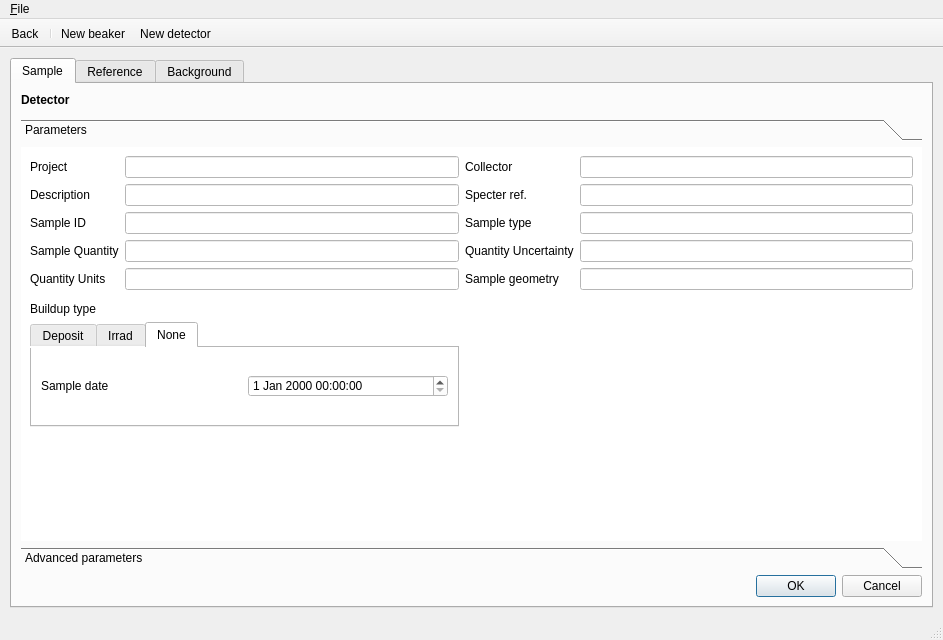
First picture: the form in nailab.ui, repository bytting/nailab, before the edit.
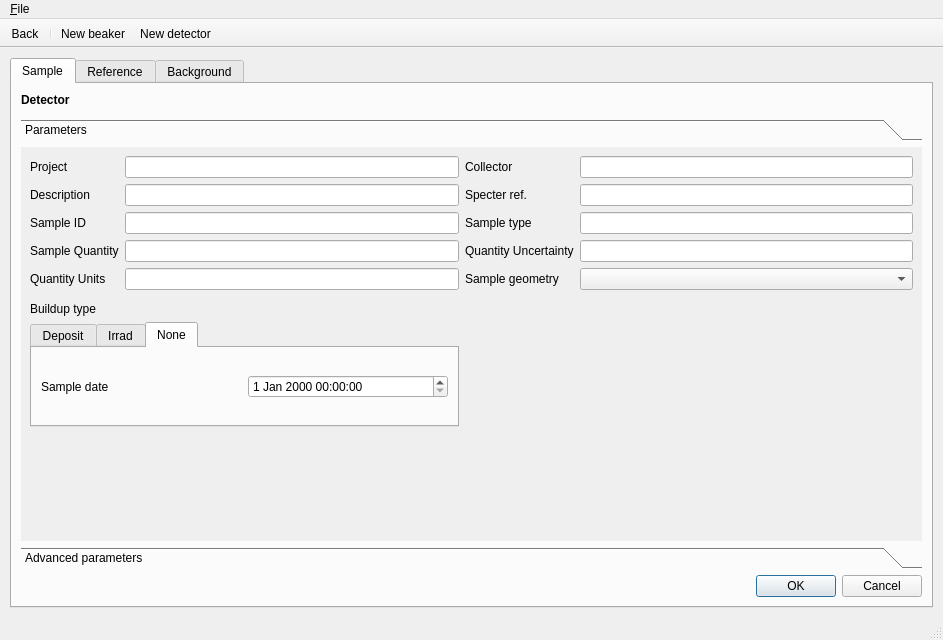
Second picture: the form after the edit. The open tabs and pages were chosen to show the change. Icons and pictures are not drawn.

```diff
--- a/nailab.ui
+++ b/nailab.ui
@@ -96,6 +96,9 @@
        </layout>
       </widget>
       <widget class="QWidget" name="pageInput">
+       <property name="styleSheet">
+        <string notr="true"/>
+       </property>
        <layout class="QVBoxLayout" name="verticalLayout_6">
         <item>
          <widget class="QTabWidget" name="tabsInput">
@@ -109,6 +112,9 @@
            <property name="accessibleName">
             <string/>
            </property>
+           <property name="styleSheet">
+            <string notr="true"/>
+           </property>
            <attribute name="title">
             <string>Sample</string>
            </attribute>
@@ -170,7 +176,7 @@
                 </font>
                </property>
                <property name="styleSheet">
-                <string notr="true">background: rgb(255, 255, 255)</string>
+                <string notr="true"/>
                </property>
                <attribute name="label">
                 <string>Parameters</string>
@@ -302,13 +308,6 @@
                   </property>
                  </widget>
                 </item>
-                <item row="4" column="3">
-                 <widget class="QLineEdit" name="tbInputSampleSampleGeometry">
-                  <property name="maxLength">
-                   <number>15</number>
-                  </property>
-                 </widget>
-                </item>
                 <item row="6" column="0">
                  <widget class="QLabel" name="label_55">
                   <property name="text">
@@ -425,6 +424,22 @@
                   </property>
                  </spacer>
                 </item>
+                <item row="4" column="3">
+                 <widget class="QComboBox" name="cbInputSampleGeometry">
+                  <property name="sizePolicy">
+                   <sizepolicy hsizetype="Preferred" vsizetype="Fixed">
+                    <horstretch>0</horstretch>
+                    <verstretch>0</verstretch>
+                   </sizepolicy>
+                  </property>
+                  <property name="minimumSize">
+                   <size>
+                    <width>0</width>
+                    <height>0</height>
+                   </size>
+                  </property>
+                 </widget>
+                </item>
                </layout>
               </widget>
               <widget class="QWidget" name="pageInputSampleAdvancedParameters">
```
Left out of the diff: 39 changed lines with no effect on the pictures.
